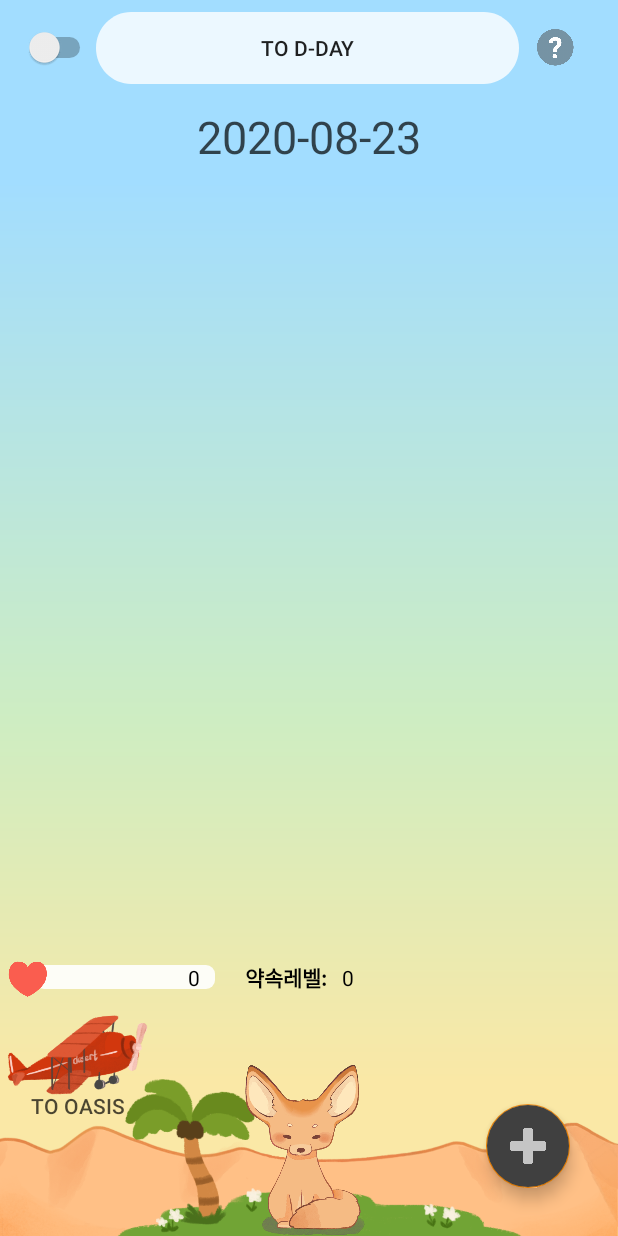
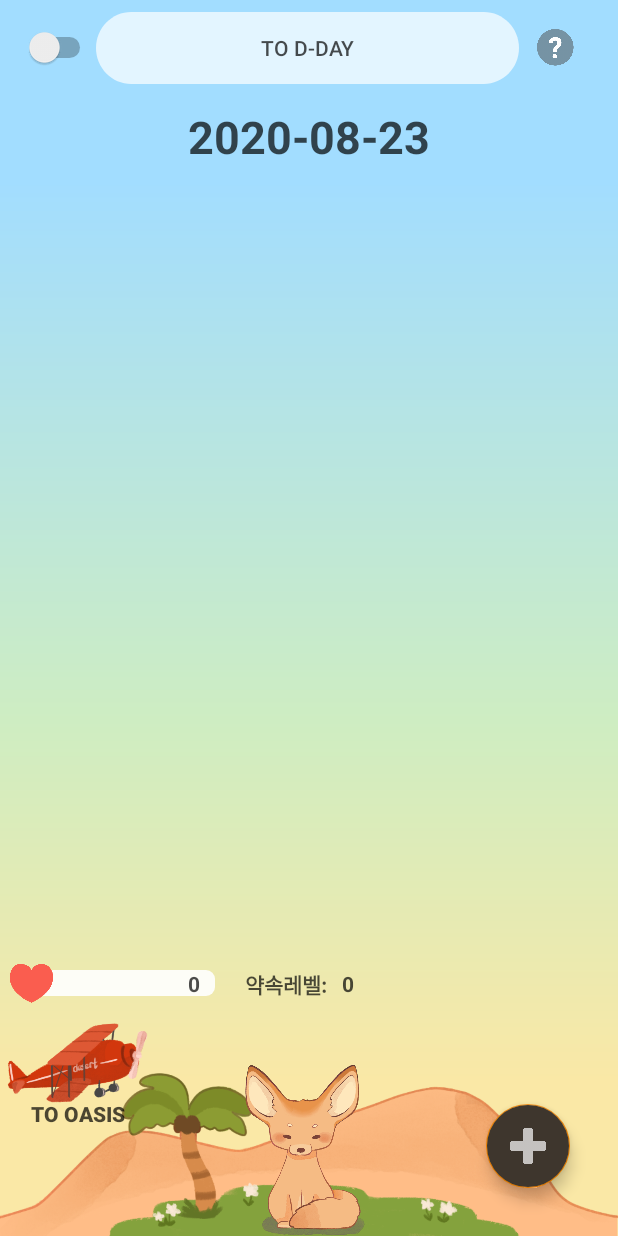
Before and after one commit to HZie/Appsolute-Time-with-Fox, an Android app: the layout activity_main.xml on its own in the app's theme, with its tools: preview values and no code run, on a phone screen of 412 x 824 dp. Run offline under Robolectric (Android 15) with nearby library versions, the phone set to English and light mode, and no system bars.

Commit message:
팝업 이외 디자인 수정 - 투두리스트 뒷배경은 투명으로, 투두리스트 각 아이템에겐 흰색 반투명 배경&위아래로 약간의 margin넣음

```diff
--- a/app/src/main/res/drawable/dday_button.xml
+++ b/app/src/main/res/drawable/dday_button.xml
@@ -14,7 +14,7 @@
 
         <path
             android:pathData="M0 0V35H210V0"
-            android:fillColor="#CCFFFFFF"
+            android:fillColor="#B3FFFFFF"
             />
 
     </group>
--- a/app/src/main/res/layout/activity_getfox.xml
+++ b/app/src/main/res/layout/activity_getfox.xml
@@ -67,7 +67,7 @@
         android:text="@string/get1"
         android:textAlignment="center"
         android:textColor="#B3000000"
-        android:textSize="24sp"
+        android:textSize="20sp"
         android:textStyle="bold"
         app:layout_constraintBottom_toBottomOf="@+id/wordBox"
         app:layout_constraintEnd_toEndOf="@+id/wordBox"
--- a/app/src/main/res/layout/activity_main.xml
+++ b/app/src/main/res/layout/activity_main.xml
@@ -31,7 +31,8 @@
             android:layout_height="wrap_content"
             android:layout_weight="1"
             android:background="@drawable/dday_button"
-            android:text="To D-Day" />
+            android:text="To D-Day"
+            android:textColor="#B3000000"/>
 
         <FrameLayout
             android:layout_width="50dp"
@@ -53,6 +54,7 @@
         android:layout_width="wrap_content"
         android:layout_height="wrap_content"
         android:text="2020-08-23"
+        android:textStyle="bold"
         android:textColor="#B3000000"
         android:textSize="30sp"
         app:layout_constraintBottom_toTopOf="@+id/listFragment"
@@ -84,7 +86,7 @@
         android:layout_height="wrap_content"
         android:layout_marginEnd="32dp"
         android:layout_marginBottom="32dp"
-        android:backgroundTint="#404040"
+        android:backgroundTint="#3E362D"
         android:clickable="true"
         android:src="@drawable/plus"
         app:layout_constraintBottom_toBottomOf="parent"
@@ -100,6 +102,7 @@
         android:gravity="bottom|center_horizontal"
         android:text="@string/oasis_button"
         android:textColor="#B3000000"
+        android:textStyle="bold"
         app:layout_constraintStart_toStartOf="parent"
         app:layout_constraintTop_toBottomOf="@id/linearLayout2" />
 
@@ -174,8 +177,9 @@
                 android:id="@+id/loveprg"
                 style="@style/Widget.AppCompat.ProgressBar.Horizontal"
                 android:layout_width="120dp"
-                android:layout_height="16dp"
+                android:layout_height="17dp"
                 android:layout_gravity="center_vertical"
+                android:layout_marginTop="1dp"
                 android:layout_marginStart="23dp"
                 android:max="100"
                 android:progress="0"
@@ -184,19 +188,23 @@
                 app:layout_constraintStart_toStartOf="parent"
                 app:layout_constraintTop_toTopOf="parent" />
 
+
+
             <TextView
                 android:id="@+id/percent"
                 android:layout_width="wrap_content"
                 android:layout_height="wrap_content"
                 android:layout_gravity="center_vertical"
                 android:layout_marginStart="125dp"
+                android:layout_marginTop="1dp"
                 android:text="0"
-                android:textColor="#000000" />
+                android:textColor="#B3000000"
+                android:textStyle="bold" />
 
             <ImageView
                 android:id="@+id/heart"
-                android:layout_width="40dp"
-                android:layout_height="50dp"
+                android:layout_width="45dp"
+                android:layout_height="55dp"
                 android:background="@drawable/heart2"
                 android:contentDescription="@string/wordBox" />
 
@@ -208,20 +216,22 @@
             android:layout_width="wrap_content"
             android:layout_height="wrap_content"
             android:layout_gravity="center"
-            android:fontFamily="@font/dx_splashfont"
+            android:layout_marginTop="2dp"
             android:textStyle="bold"
             android:layout_marginLeft="20dp"
             android:text="@string/levelText"
-            android:textColor="#000000" />
+            android:textColor="#B3000000" />
 
         <TextView
             android:id="@+id/levelNum"
             android:layout_width="wrap_content"
             android:layout_height="wrap_content"
             android:layout_gravity="center"
+            android:layout_marginTop="1dp"
             android:layout_marginLeft="10dp"
+            android:textStyle="bold"
             android:text="0"
-            android:textColor="#000000" />
+            android:textColor="#B3000000" />
     </LinearLayout>
 
     <Button
--- a/app/src/main/res/layout/fragment_d_day.xml
+++ b/app/src/main/res/layout/fragment_d_day.xml
@@ -3,7 +3,7 @@
     xmlns:tools="http://schemas.android.com/tools"
     android:layout_width="match_parent"
     android:layout_height="match_parent"
-    android:background="#83838383"
+    android:background="#00838383"
     tools:context=".DDayFragment">
 
 
--- a/app/src/main/res/layout/fragment_todo.xml
+++ b/app/src/main/res/layout/fragment_todo.xml
@@ -3,7 +3,7 @@
     xmlns:tools="http://schemas.android.com/tools"
     android:layout_width="match_parent"
     android:layout_height="match_parent"
-    android:background="#83838383"
+    android:background="#00838383"
     tools:context=".ToDoFragment">
 
 
```
Also changed, not shown: app/src/main/java/com/example/todolist/GetfoxActivity.java (+9 -2 lines), app/src/main/java/com/example/todolist/MainActivity.java (+11 -12 lines), app/src/main/java/com/example/todolist/NewfoxActivity.java (+8 -2 lines), app/src/main/res/drawable/todo_item_background.xml (added, +23 -0 lines), app/src/main/res/layout/item_todo_recycler.xml (+17 -11 lines), app/src/main/res/drawable-v24/main_ground.png, app/src/main/res/drawable-v24/main_ground_winter.png, app/src/main/res/drawable-v24/star.png (added), app/src/main/res/drawable-v24/star_off.png (added).
